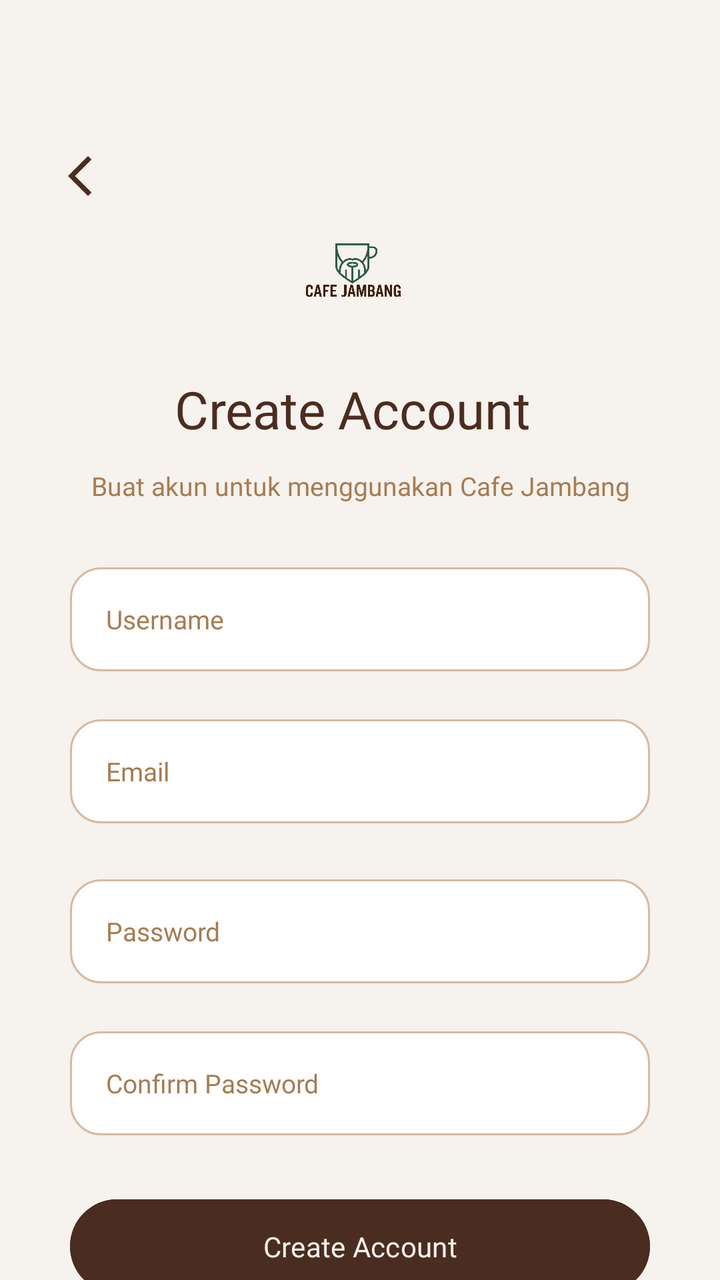
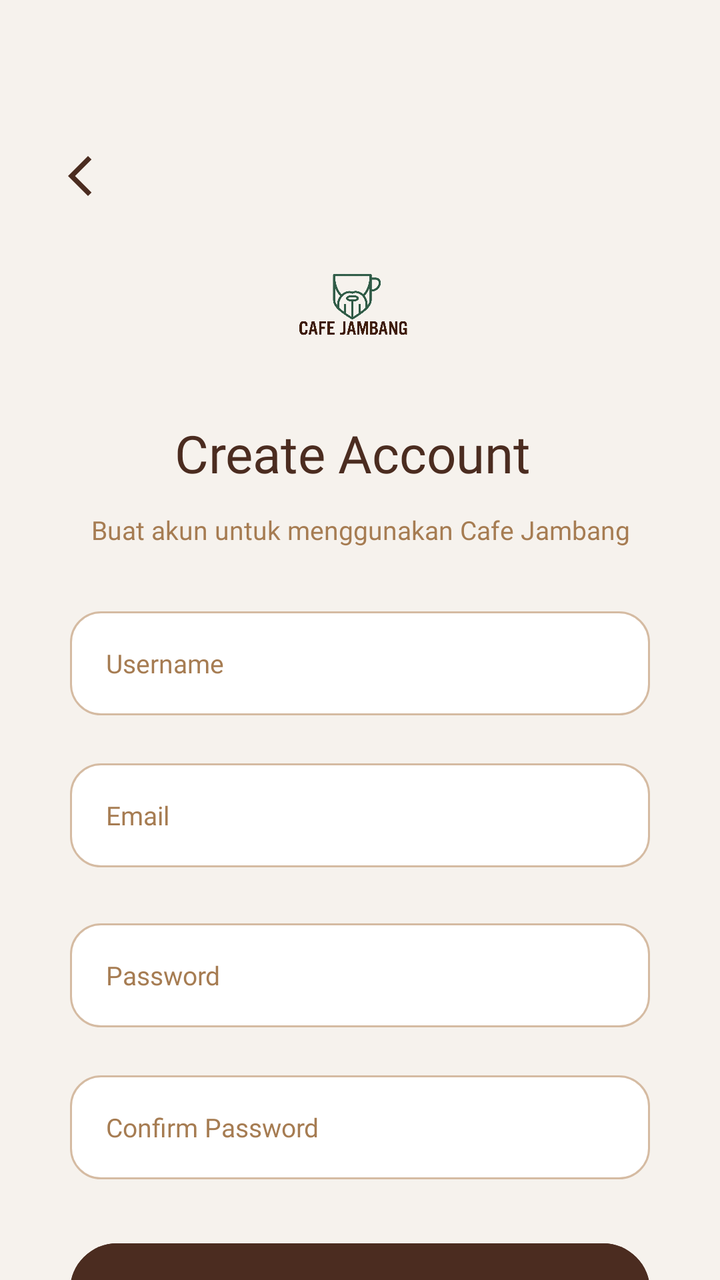

The first picture is an Android layout as it rendered before a commit; the second is the same layout after the commit. The layout source and the unified diff follow.
<!-- AndroidManifest.xml: application theme Theme.YLNLays -->
<!-- res/layout/activity_sign_up.xml -->
<?xml version="1.0" encoding="utf-8"?>
<androidx.constraintlayout.widget.ConstraintLayout
    xmlns:android="http://schemas.android.com/apk/res/android"
    xmlns:app="http://schemas.android.com/apk/res-auto"
    android:id="@+id/main"
    android:layout_width="match_parent"
    android:layout_height="match_parent"
    android:background="#F6F2ED">

    

    
    <ImageButton
        android:id="@+id/btnBack"
        android:layout_width="48dp"
        android:layout_height="48dp"
        android:layout_marginStart="16dp"
        android:layout_marginTop="64dp"
        android:background="@android:color/transparent"
        android:contentDescription="Back"
        android:src="@drawable/ic_arrow_back"
        app:layout_constraintStart_toStartOf="parent"
        app:layout_constraintTop_toTopOf="parent"
        app:tint="#4B2C20" />

    <TextView
        android:id="@+id/tvTitle"
        android:layout_width="wrap_content"
        android:layout_height="wrap_content"
        android:layout_marginTop="16dp"
        android:fontFamily="@font/poppins_bold"
        android:text="Create Account"
        android:textColor="#4B2C20"
        android:textSize="26sp"
        app:layout_constraintEnd_toEndOf="parent"
        app:layout_constraintHorizontal_bias="0.48"
        app:layout_constraintStart_toStartOf="parent"
        app:layout_constraintTop_toBottomOf="@id/imgLogo" />

    <TextView
        android:id="@+id/tvSubtitle"
        android:layout_width="0dp"
        android:layout_height="wrap_content"
        android:layout_marginStart="30dp"
        android:layout_marginTop="12dp"
        android:layout_marginEnd="30dp"
        android:fontFamily="@font/poppins_medium"
        android:gravity="center"
        android:text="Buat akun untuk menggunakan Cafe Jambang"
        android:textColor="#A67C52"
        android:textSize="13sp"
        app:layout_constraintEnd_toEndOf="parent"
        app:layout_constraintHorizontal_bias="0.0"
        app:layout_constraintStart_toStartOf="parent"
        app:layout_constraintTop_toBottomOf="@id/tvTitle" />

    <EditText
        android:id="@+id/etUsername"
        android:layout_width="0dp"
        android:layout_height="52dp"
        android:layout_marginStart="35dp"
        android:layout_marginTop="32dp"
        android:layout_marginEnd="35dp"
        android:background="@drawable/edittext_login"
        android:fontFamily="@font/poppins_medium"
        android:hint="Username"
        android:inputType="text"
        android:paddingStart="18dp"
        android:paddingEnd="18dp"
        android:textColor="#272727"
        android:textColorHint="#A67C52"
        android:textSize="13sp"
        app:layout_constraintEnd_toEndOf="parent"
        app:layout_constraintHorizontal_bias="0.0"
        app:layout_constraintStart_toStartOf="parent"
        app:layout_constraintTop_toBottomOf="@id/tvSubtitle" />

    <EditText
        android:id="@+id/etEmail"
        android:layout_width="0dp"
        android:layout_height="52dp"
        android:layout_marginStart="35dp"
        android:layout_marginTop="24dp"
        android:layout_marginEnd="35dp"
        android:background="@drawable/edittext_login"
        android:fontFamily="@font/poppins_medium"
        android:hint="Email"
        android:inputType="textEmailAddress"
        android:paddingStart="18dp"
        android:paddingEnd="18dp"
        android:textColor="#272727"
        android:textColorHint="#A67C52"
        android:textSize="13sp"
        app:layout_constraintEnd_toEndOf="parent"
        app:layout_constraintHorizontal_bias="0.0"
        app:layout_constraintStart_toStartOf="parent"
        app:layout_constraintTop_toBottomOf="@id/etUsername" />

    <EditText
        android:id="@+id/etPassword"
        android:layout_width="0dp"
        android:layout_height="52dp"
        android:layout_marginStart="35dp"
        android:layout_marginTop="28dp"
        android:layout_marginEnd="35dp"
        android:background="@drawable/edittext_login"
        android:fontFamily="@font/poppins_medium"
        android:hint="Password"
        android:inputType="textPassword"
        android:paddingStart="18dp"
        android:paddingEnd="18dp"
        android:textColor="#272727"
        android:textColorHint="#A67C52"
        android:textSize="13sp"
        app:layout_constraintEnd_toEndOf="parent"
        app:layout_constraintHorizontal_bias="0.0"
        app:layout_constraintStart_toStartOf="parent"
        app:layout_constraintTop_toBottomOf="@id/etEmail" />

    <EditText
        android:id="@+id/etConfirmPassword"
        android:layout_width="0dp"
        android:layout_height="52dp"
        android:layout_marginStart="35dp"
        android:layout_marginTop="24dp"
        android:layout_marginEnd="35dp"
        android:background="@drawable/edittext_login"
        android:fontFamily="@font/poppins_medium"
        android:hint="Confirm Password"
        android:inputType="textPassword"
        android:paddingStart="18dp"
        android:paddingEnd="18dp"
        android:textColor="#272727"
        android:textColorHint="#A67C52"
        android:textSize="13sp"
        app:layout_constraintEnd_toEndOf="parent"
        app:layout_constraintHorizontal_bias="0.0"
        app:layout_constraintStart_toStartOf="parent"
        app:layout_constraintTop_toBottomOf="@id/etPassword" />

    <Button
        android:id="@+id/btnCreateAccount"
        android:layout_width="0dp"
        android:layout_height="55dp"
        android:layout_marginStart="35dp"
        android:layout_marginTop="28dp"
        android:layout_marginEnd="35dp"
        android:backgroundTint="#4B2C20"
        android:fontFamily="@font/poppins_bold"
        android:text="Create Account"
        android:textAllCaps="false"
        android:textColor="#F6F2ED"
        android:textSize="14sp"
        app:layout_constraintEnd_toEndOf="parent"
        app:layout_constraintHorizontal_bias="0.0"
        app:layout_constraintStart_toStartOf="parent"
        app:layout_constraintTop_toBottomOf="@id/etConfirmPassword" />

    <ImageView
        android:id="@+id/imgLogo"
        android:layout_width="75dp"
        android:layout_height="75dp"
        android:layout_marginTop="96dp"
        android:contentDescription="Logo Cafe Jambang"
        android:scaleType="fitCenter"
        android:src="@drawable/logo"
        app:layout_constraintEnd_toEndOf="parent"
        app:layout_constraintHorizontal_bias="0.488"
        app:layout_constraintStart_toStartOf="parent"
        app:layout_constraintTop_toTopOf="parent" />

    

    

    

    

    

    

    

</androidx.constraintlayout.widget.ConstraintLayout>
<!-- resources referenced by this layout -->
<resources>
  <!-- drawable edittext_login (drawable) -->
  <?xml version="1.0" encoding="utf-8"?>
  <shape xmlns:android="http://schemas.android.com/apk/res/android">
  
      <solid android:color="#FFFFFF" />
  
      <stroke
          android:width="1dp"
          android:color="#D5BBA2" />
  
      <corners android:radius="15dp" />
  
      <padding
          android:left="18dp"
          android:right="18dp"
          android:top="10dp"
          android:bottom="10dp" />
  
  </shape>
  <!-- drawable ic_arrow_back (drawable) -->
  <vector xmlns:android="http://schemas.android.com/apk/res/android" android:height="24dp" android:tint="#FFFFFF" android:viewportHeight="24" android:viewportWidth="24" android:width="24dp">
        
      <path android:fillColor="@android:color/white" android:pathData="M17.77,3.77l-1.77,-1.77l-10,10l10,10l1.77,-1.77l-8.23,-8.23z"/>
      
  </vector>
  <!-- drawable logo: png bitmap (drawable, 284325 bytes) -->
  <style name="Theme.YLNLays" parent="Base.Theme.YLNLays" />
  <style name="Base.Theme.YLNLays" parent="Theme.Material3.DayNight.NoActionBar">
          
          
      </style>
</resources>

<!-- the commit's change to res/layout/activity_sign_up.xml (unified diff, before → after) -->
@@ -1,15 +1,13 @@
 <?xml version="1.0" encoding="utf-8"?>
-<androidx.constraintlayout.widget.ConstraintLayout
-    xmlns:android="http://schemas.android.com/apk/res/android"
+<androidx.constraintlayout.widget.ConstraintLayout xmlns:android="http://schemas.android.com/apk/res/android"
     xmlns:app="http://schemas.android.com/apk/res-auto"
+    xmlns:tools="http://schemas.android.com/tools"
     android:id="@+id/main"
     android:layout_width="match_parent"
     android:layout_height="match_parent"
-    android:background="#F6F2ED">
+    android:background="#F6F2ED"
+    tools:context=".project_yolan_3tie.SignUpActivity">
 
-    
-
-    
     <ImageButton
         android:id="@+id/btnBack"
         android:layout_width="48dp"
@@ -158,29 +156,16 @@
 
     <ImageView
         android:id="@+id/imgLogo"
-        android:layout_width="75dp"
-        android:layout_height="75dp"
-        android:layout_marginTop="96dp"
+        android:layout_width="85dp"
+        android:layout_height="85dp"
+        android:layout_marginTop="108dp"
         android:contentDescription="Logo Cafe Jambang"
         android:scaleType="fitCenter"
         android:src="@drawable/logo"
         app:layout_constraintEnd_toEndOf="parent"
-        app:layout_constraintHorizontal_bias="0.488"
+        app:layout_constraintHorizontal_bias="0.487"
         app:layout_constraintStart_toStartOf="parent"
         app:layout_constraintTop_toTopOf="parent" />
 
-    
-
-    
-
-    
-
-    
-
-    
-
-    
-
-    
 
 </androidx.constraintlayout.widget.ConstraintLayout>
